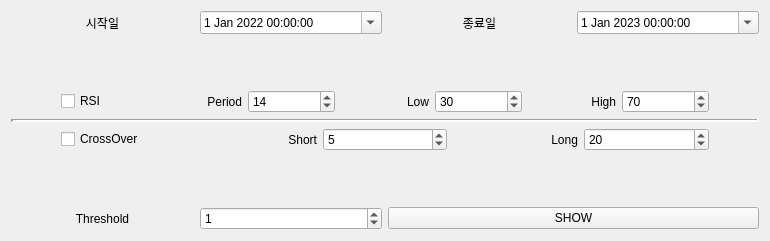
This is strategy-ui2.ui in annakky/moneyMoney as Qt 5 draws it before an edit. The edited form follows.
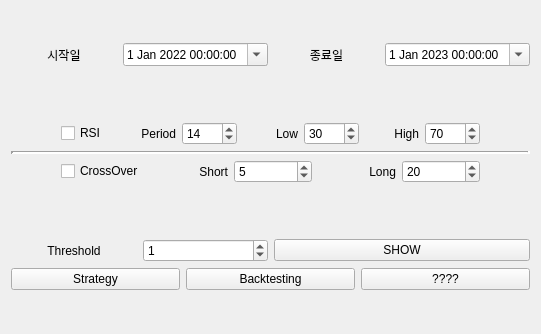
This is the edited form.

Commit message: ui: backtesting ui 이동 추가

```diff
--- a/strategy-ui2.ui
+++ b/strategy-ui2.ui
@@ -6,8 +6,8 @@
    <rect>
     <x>0</x>
     <y>0</y>
-    <width>770</width>
-    <height>536</height>
+    <width>541</width>
+    <height>334</height>
    </rect>
   </property>
   <property name="sizePolicy">
@@ -20,9 +20,6 @@
    <string>Form</string>
   </property>
   <layout class="QGridLayout" name="gridLayout">
-   <property name="sizeConstraint">
-    <enum>QLayout::SetMaximumSize</enum>
-   </property>
    <item row="0" column="0">
     <layout class="QVBoxLayout" name="body_layout">
      <property name="sizeConstraint">
@@ -351,6 +348,31 @@
          </item>
         </layout>
        </item>
+       <item>
+        <layout class="QHBoxLayout" name="horizontalLayout">
+         <item>
+          <widget class="QPushButton" name="strategy_button">
+           <property name="text">
+            <string>Strategy</string>
+           </property>
+          </widget>
+         </item>
+         <item>
+          <widget class="QPushButton" name="backtesting_button">
+           <property name="text">
+            <string>Backtesting</string>
+           </property>
+          </widget>
+         </item>
+         <item>
+          <widget class="QPushButton" name="SampleButton_2">
+           <property name="text">
+            <string>????</string>
+           </property>
+          </widget>
+         </item>
+        </layout>
+       </item>
       </layout>
      </item>
     </layout>
```
Left out of the diff: 42 changed lines with no effect on the pictures. The commit also changes 5 other files.
